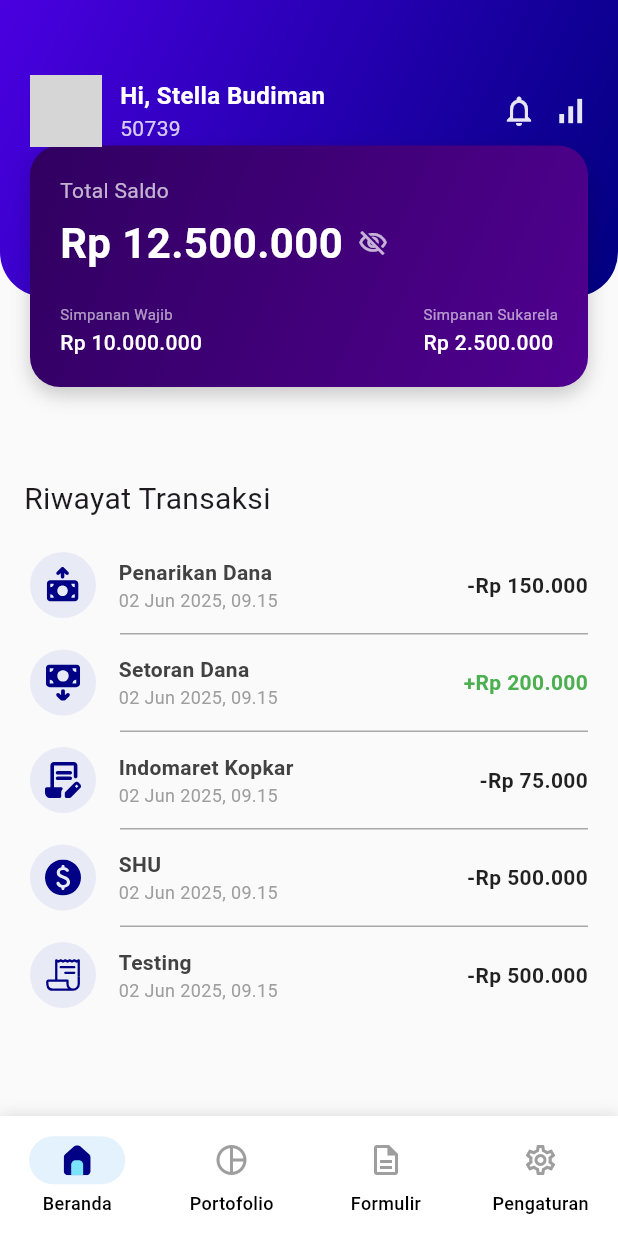
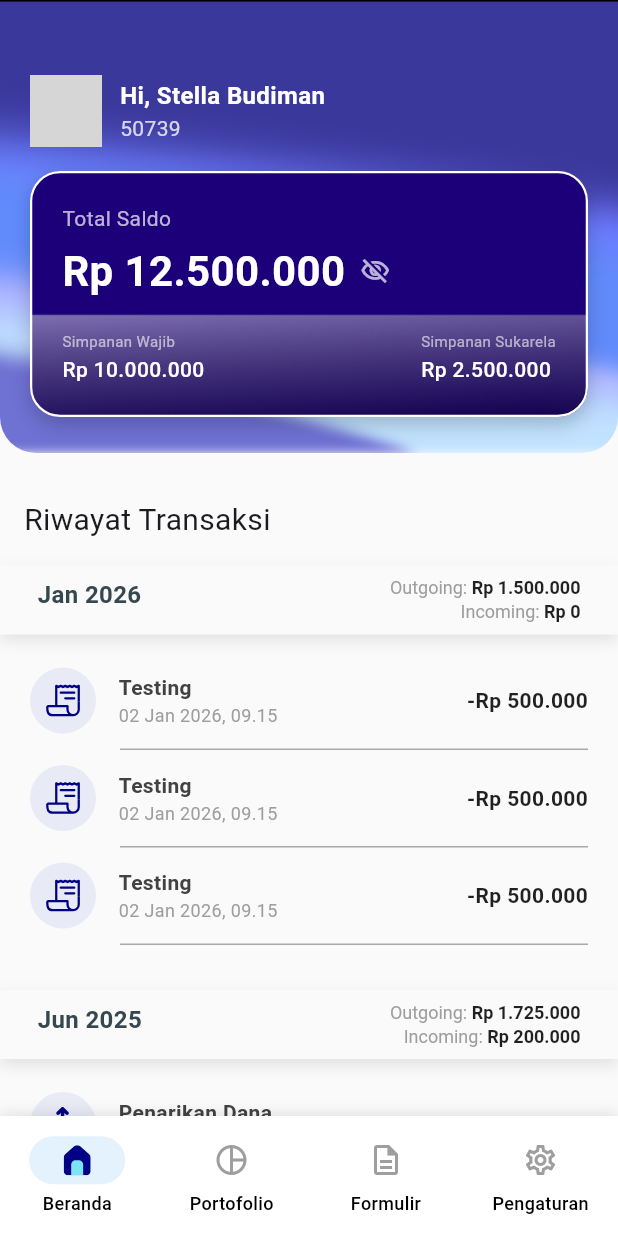
Before and after one commit to JudsonR1/kopkar_testing, a Flutter app: the Navigation screen opened directly, on a phone screen of 412 x 824 dp. Run offline on Flutter 3.47's test engine with Material 3 defaults, Android fonts, the phone set to English and light mode, and no system bars; our stand-ins replace equatable, flutter_bloc, flutter_svg; network calls fail; grey boxes are pictures that could not be loaded.

Commit message:
developing home page

```diff
--- a/lib/features/auth/presentation/cubit/auth_cubit.dart
+++ b/lib/features/auth/presentation/cubit/auth_cubit.dart
@@ -9,7 +9,7 @@ class AuthCubit extends Cubit<AuthState> {
   Future<void> login(String identifier, String password) async {
     emit(AuthLoading());
     try {
-      await Future.delayed(const Duration(seconds: 1)); // Mock network call
+      await Future.delayed(const Duration(seconds: 1));
       if (identifier.isNotEmpty && password.isNotEmpty) {
         emit(const AuthSuccess("Login Successful!"));
       } else {
@@ -29,7 +29,7 @@ class AuthCubit extends Cubit<AuthState> {
   }) async {
     emit(AuthLoading());
     try {
-      await Future.delayed(const Duration(seconds: 2)); // Mock network call
+      await Future.delayed(const Duration(seconds: 1));
       if (password != confirmPassword) {
         emit(const AuthFailure("Passwords do not match."));
         return;
--- a/lib/features/auth/presentation/screens/auth_screen.dart
+++ b/lib/features/auth/presentation/screens/auth_screen.dart
@@ -72,7 +72,6 @@ class _AuthViewState extends State<AuthView> {
                 child: Column(
                   mainAxisAlignment: MainAxisAlignment.center,
                   children: [
-                    // Replace with your actual logo asset
                     Container(
                       height: 130,
                       width: 130,
--- a/lib/features/auth/presentation/widgets/custom_button.dart
+++ b/lib/features/auth/presentation/widgets/custom_button.dart
@@ -20,7 +20,7 @@ class CustomButton extends StatelessWidget {
       child: ElevatedButton(
         onPressed: isLoading ? null : onTap,
         style: ElevatedButton.styleFrom(
-          backgroundColor: const Color(0xFF000080), // Dark blue from design
+          backgroundColor: const Color(0xFF000080),
           shape: RoundedRectangleBorder(
             borderRadius: BorderRadius.circular(28),
           ),
--- a/lib/features/home/presentation/cubit/home_cubit.dart
+++ b/lib/features/home/presentation/cubit/home_cubit.dart
@@ -1,7 +1,6 @@
 import 'package:flutter_bloc/flutter_bloc.dart';
 
-import '../../data/model/transaction_model.dart'; // Import your models
-// Import your entities file (adjust path as needed)
+import '../../data/model/transaction_model.dart';
 import '../../domain/entities/transaction_entities.dart';
 import 'home_state.dart';
 
@@ -17,16 +16,20 @@ class HomeCubit extends Cubit<HomeState> {
     try {
       await Future.delayed(const Duration(seconds: 1));
 
-      // 1. Create the Transaction List
       final transactions = [
         TransactionModel("Withdrawal","Penarikan Dana", "02 Jun 2025, 09.15", 150000, false),
         TransactionModel("Deposit","Setoran Dana", "02 Jun 2025, 09.15", 200000, true),
         TransactionModel("Transaction","Indomaret Kopkar", "02 Jun 2025, 09.15", 75000, false),
         TransactionModel("Interest","SHU", "02 Jun 2025, 09.15", 500000, false),
         TransactionModel("TESTING","Testing", "02 Jun 2025, 09.15", 500000, false),
+        TransactionModel("TESTING","Testing", "02 May 2025, 09.15", 500000, false),
+        TransactionModel("TESTING","Testing", "02 April 2025, 09.15", 500000, false),
+        TransactionModel("TESTING","Testing", "02 Jan 2026, 09.15", 500000, false),
+        TransactionModel("TESTING","Testing", "02 Jan 2026, 09.15", 500000, false),
+        TransactionModel("TESTING","Testing", "02 Jan 2026, 09.15", 500000, false),
+        TransactionModel("TESTING","Testing", "02 Jun 2025, 09.15", 500000, false),
       ];
 
-      // 2. Create the Entity Object
       final homeData = TransactionEntities(
         userName: "Stella Budiman",
         memberId: "50739",
@@ -36,7 +39,6 @@ class HomeCubit extends Cubit<HomeState> {
         transactions: transactions,
       );
 
-      // 3. Emit the Entity inside the State
       emit(HomeLoaded(homeData));
 
     } catch (e) {
--- a/lib/features/home/presentation/screens/home_screen.dart
+++ b/lib/features/home/presentation/screens/home_screen.dart
@@ -34,12 +34,25 @@ class HomeView extends StatelessWidget {
             return SingleChildScrollView(
               child: Column(
                 children: [
-                  Stack(
+
+                  Container(
+                     padding: const EdgeInsets.only(bottom: 24),
+                      decoration: const BoxDecoration(
+     image: DecorationImage(
+      image: AssetImage('assets/home_page/header_bg.png'),
+      fit: BoxFit.cover,
+    ),
+    borderRadius: BorderRadius.only(
+      bottomLeft: Radius.circular(24),
+      bottomRight: Radius.circular(24),
+    ),
+  ),
+                    child: Stack(
                       alignment: Alignment.bottomCenter,
                       clipBehavior: Clip.none,
                       children: [
                         Padding(
-                        padding: const EdgeInsets.only(bottom: 60),
+                          padding: const EdgeInsets.only(bottom: 80),
                           child: HomeHeader(
                             userName: state.data.userName,
                             memberId: state.data.memberId,
@@ -57,8 +70,9 @@ class HomeView extends StatelessWidget {
                         ),
                       ],
                     ),
+                  ),
                    SizedBox(
-                    height: 50,
+                    height: 20,
                   ),
                   SizedBox(
   height: 50,
@@ -71,6 +85,10 @@ class HomeView extends StatelessWidget {
     ),
   ),)
 ),
+ SizedBox(
+                    height: 5,
+                  ),
+
                   TransactionList(
                     transactions: state.data.transactions,
                   ),
--- a/lib/features/home/presentation/widgets/balance_card.dart
+++ b/lib/features/home/presentation/widgets/balance_card.dart
@@ -18,12 +18,15 @@ class BalanceCard extends StatelessWidget {
       margin: const EdgeInsets.symmetric(horizontal: 20),
       padding: const EdgeInsets.all(20),
       decoration: BoxDecoration(
-        gradient: const LinearGradient(
-          colors: [Color(0xFF300060), Color(0xFF500090)], // Dark purple gradient
-          begin: Alignment.topLeft,
-          end: Alignment.bottomRight,
-        ),
+         image: const DecorationImage(
+    image: AssetImage('assets/home_page/balance_card_bg.png'),
+    fit: BoxFit.cover,
+  ),
         borderRadius: BorderRadius.circular(20),
+         border: Border.all(
+    color: Colors.white, // white outline
+    width: 1.5, // thickness
+  ),
         boxShadow: [
           BoxShadow(
             color: Colors.black.withOpacity(0.2),
--- a/lib/features/home/presentation/widgets/home_header.dart
+++ b/lib/features/home/presentation/widgets/home_header.dart
@@ -19,8 +19,10 @@ class HomeHeader extends StatelessWidget {
           begin: Alignment.topLeft,
           end: Alignment.bottomRight,
           colors: [
-            Color(0xFF4A00E0), // Purple-ish blue
-            Color(0xFF000080), // Dark Blue
+            // Color(0xFF4A00E0), // Purple-ish blue
+            // Color(0xFF000080), // Dark Blue
+            Color.fromARGB(0, 255, 255, 255),
+            Color.fromARGB(0, 255, 255, 255)
           ],
         ),
         borderRadius: BorderRadius.only(
@@ -53,7 +55,7 @@ class HomeHeader extends StatelessWidget {
                 Text(
                   memberId,
                   style: TextStyle(
-                    color: Colors.white.withOpacity(0.8),
+                    color: const Color.fromARGB(200, 255, 255, 255),
                     fontSize: 14,
                   ),
                 ),
@@ -61,11 +63,10 @@ class HomeHeader extends StatelessWidget {
             ),
           ),
           // Notification Icons
-          Icon(Icons.notifications_none, color: Colors.white.withOpacity(0.9)),
           const SizedBox(width: 10),
-          Icon(Icons.signal_cellular_alt, color: Colors.white.withOpacity(0.9)),
         ],
       ),
+
     );
   }
 }
--- a/lib/features/home/presentation/widgets/transaction_list.dart
+++ b/lib/features/home/presentation/widgets/transaction_list.dart
@@ -1,5 +1,6 @@
 import 'package:flutter/material.dart';
 import 'package:flutter_svg/flutter_svg.dart';
+import 'package:intl/intl.dart';
 
 import '../../data/model/transaction_model.dart';
 
@@ -11,27 +12,98 @@ class TransactionList extends StatelessWidget {
 
   @override
   Widget build(BuildContext context) {
+    final groups = _groupTransactions(transactions);
+
     return Column(
       children: [
-        // Loop through the list with an index
-        for (int i = 0; i < transactions.length; i++) ...[
-          _buildItem(transactions[i]),
 
-          // Only add a Divider if this is NOT the last item
+        for (var group in groups) ...[
+          _buildMonthHeader(group),
+        for (int i = 0; i < group.transactions.length; i++) ...[
+          _buildItem(group.transactions[i]),
+
+
           if (i != transactions.length - 1)
             Divider(
-              height: 1,            // Height of the divider widget space
-              thickness: 1,       // Thickness of the line itself
-              color: const Color.fromARGB(255, 169, 168, 168), // Color of the line
-              indent: 80,           // Matches your left padding
-              endIndent: 20,        // Matches your right padding
+              height: 1,
+              thickness: 1,
+              color: const Color.fromARGB(255, 169, 168, 168),
+              indent: 80,
+              endIndent: 20,
             ),
         ],
         SizedBox(height: 30,)
       ],
+      ]
     );
   }
 
+
+Widget _buildMonthHeader(TransactionGroup group) {
+    return Padding(
+      padding: const EdgeInsets.fromLTRB(0, 0, 0, 12),
+      child: Container(
+        padding: const EdgeInsets.symmetric(
+        horizontal: 25,
+         vertical: 8,
+      ),
+      decoration: BoxDecoration(
+        color: const Color.fromRGBO(250, 250, 250, 1),
+        boxShadow: [
+          BoxShadow(
+          color: const Color.fromARGB(26, 0, 0, 0),
+          offset: const Offset(0, 4),
+         blurRadius: 8,
+         spreadRadius: 0,
+      ),
+    ],
+  ),
+
+        child: Row(
+          mainAxisAlignment: MainAxisAlignment.spaceBetween,
+          crossAxisAlignment: CrossAxisAlignment.start,
+          children: [
+            // Month Name (e.g., "Jun 2025")
+            Text(
+              group.monthYear,
+              style: TextStyle(
+                color: Colors.blueGrey[800],
+                fontSize: 16,
+                fontWeight: FontWeight.w600,
+              ),
+            ),
+            // Totals Column
+            Column(
+              crossAxisAlignment: CrossAxisAlignment.end,
+              children: [
+                _buildSummaryRow("Outgoing: ", group.totalExpense),
+                const SizedBox(height: 2),
+                _buildSummaryRow("Incoming: ", group.totalIncome),
+              ],
+            ),
+          ],
+        ),
+      ),
+    );
+  }
+
+Widget _buildSummaryRow(String label, double amount) {
+    return RichText(
+      text: TextSpan(
+        style: const TextStyle(fontSize: 12, color: Colors.grey),
+        children: [
+          TextSpan(text: label),
+          TextSpan(
+            text: "Rp ${_formatCurrency(amount)}",
+            style: const TextStyle(
+              fontWeight: FontWeight.bold,
+              color: Colors.black87
+            ),
+          ),
+        ],
+      ),
+    );
+  }
   Widget _buildItem(TransactionModel tx) {
     return Padding(
       padding: const EdgeInsets.symmetric(horizontal: 20, vertical: 10),
@@ -81,6 +153,46 @@ class TransactionList extends StatelessWidget {
     );
   }
 
+List<TransactionGroup> _groupTransactions(List<TransactionModel> rawList) {
+
+    final Map<String, TransactionGroup> groups = {};
+
+
+    final inputFormat = DateFormat("dd MMM yyyy, HH.mm");
+    final outputFormat = DateFormat("MMM yyyy");
+    final sortFormat = DateFormat("yyyyMM");
+
+    for (var tx in rawList) {
+      try {
+        DateTime date = inputFormat.parse(tx.date);
+
+        String sortKey = sortFormat.format(date); // "202506"
+        String displayKey = outputFormat.format(date); // "Jun 2025"
+
+        if (!groups.containsKey(sortKey)) {
+          groups[sortKey] = TransactionGroup(
+            monthYear: displayKey,
+            transactions: [],
+          );
+        }
+
+        final group = groups[sortKey]!;
+        group.transactions.add(tx);
+        if (tx.isIncome) {
+          group.totalIncome += tx.amount;
+        } else {
+          group.totalExpense += tx.amount;
+        }
+      } catch (e) {
+        debugPrint("Error parsing date: ${tx.date}");
+      }
+    }
+
+    var sortedKeys = groups.keys.toList()..sort((a, b) => b.compareTo(a));
+
+    return sortedKeys.map((key) => groups[key]!).toList();
+  }
+
   String _formatCurrency(double amount) {
     return amount.toStringAsFixed(0).replaceAllMapped(
         RegExp(r'(\d{1,3})(?=(\d{3})+(?!\d))'), (Match m) => '${m[1]}.');
@@ -100,5 +212,17 @@ class TransactionList extends StatelessWidget {
 
   return 'assets/icons/default_transaction.svg';
 }
+}
+class TransactionGroup {
+  final String monthYear;
+  final List<TransactionModel> transactions;
+  double totalIncome;
+  double totalExpense;
 
+  TransactionGroup({
+    required this.monthYear,
+    required this.transactions,
+    this.totalIncome = 0.0,
+    this.totalExpense = 0.0,
+  });
 }
--- a/lib/navigation.dart
+++ b/lib/navigation.dart
@@ -85,17 +85,14 @@ Widget _navItem({
       mainAxisAlignment: MainAxisAlignment.center,
       mainAxisSize: MainAxisSize.min,
       children: [
-        // 1. THE PILL INDICATOR
         Container(
-          width: 64, // Standard M3 width
-          height: 32, // Standard M3 height
+          width: 64,
+          height: 32,
           decoration: BoxDecoration(
-            // Blue.shade50 when active, transparent when inactive
             color: isActive ? Colors.blue.shade50 : Colors.transparent,
-            borderRadius: BorderRadius.circular(16), // Makes it pill-shaped
+            borderRadius: BorderRadius.circular(16),
           ),
           child: Center(
-            // 2. ICON THEME (NAVY BLUE vs GREY)
             child: IconTheme(
               data: IconThemeData(
                 color: isActive ? const Color(0xFF000080) : Colors.grey,
@@ -106,13 +103,12 @@ Widget _navItem({
           ),
         ),
         const SizedBox(height: 4),
-        // 3. TEXT STYLE (W500)
         Text(
           label,
           style: const TextStyle(
             fontSize: 12,
-            fontWeight: FontWeight.w500, // Specified in your comments
-            color: Colors.black, // Standard M3 labels stay black
+            fontWeight: FontWeight.w500,
+            color: Colors.black,
           ),
         ),
       ],
--- a/pubspec.yaml
+++ b/pubspec.yaml
@@ -33,6 +33,7 @@ dependencies:
   flutter_svg: ^2.1.1
   flutter_bloc: ^8.1.3
   equatable: ^2.0.5
+  intl: ^0.19.0
 
 
   # The following adds the Cupertino Icons font to your application.
@@ -58,6 +59,7 @@ flutter:
 
   assets:
     - assets/auth_page/
+    - assets/home_page/
     - assets/icons/
   # The following line ensures that the Material Icons font is
   # included with your application, so that you can use the icons in
```
Also changed, not shown: assets/home_page/balance_card_bg.png (added), assets/home_page/header_bg.png (added), pubspec.lock. Lines whose indentation alone changed are shown as unchanged.
